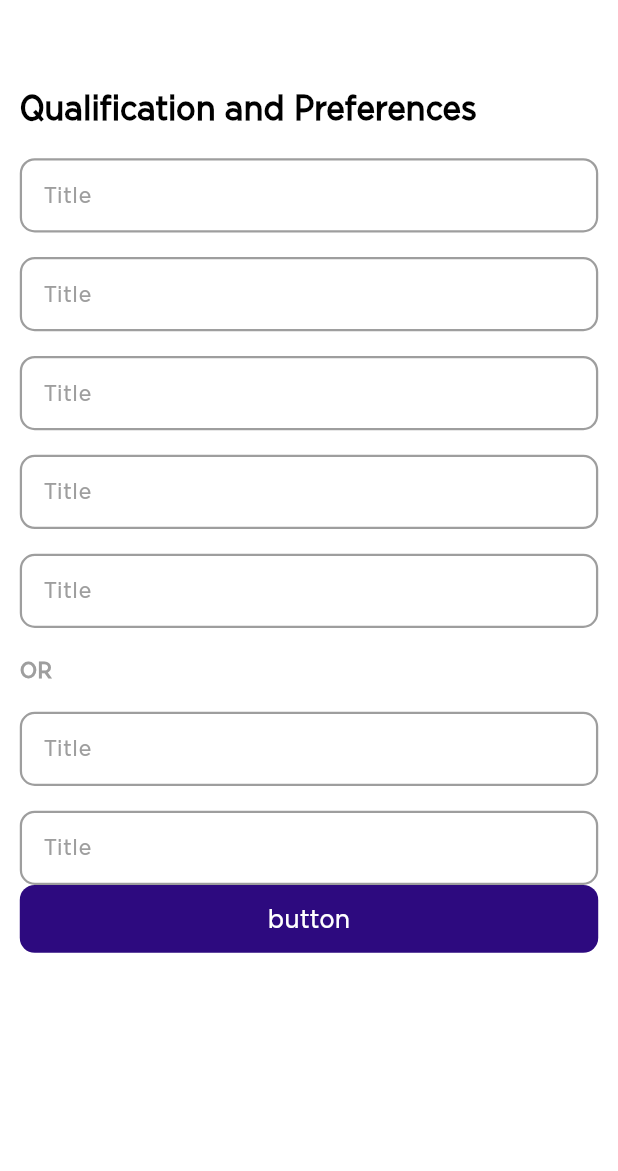
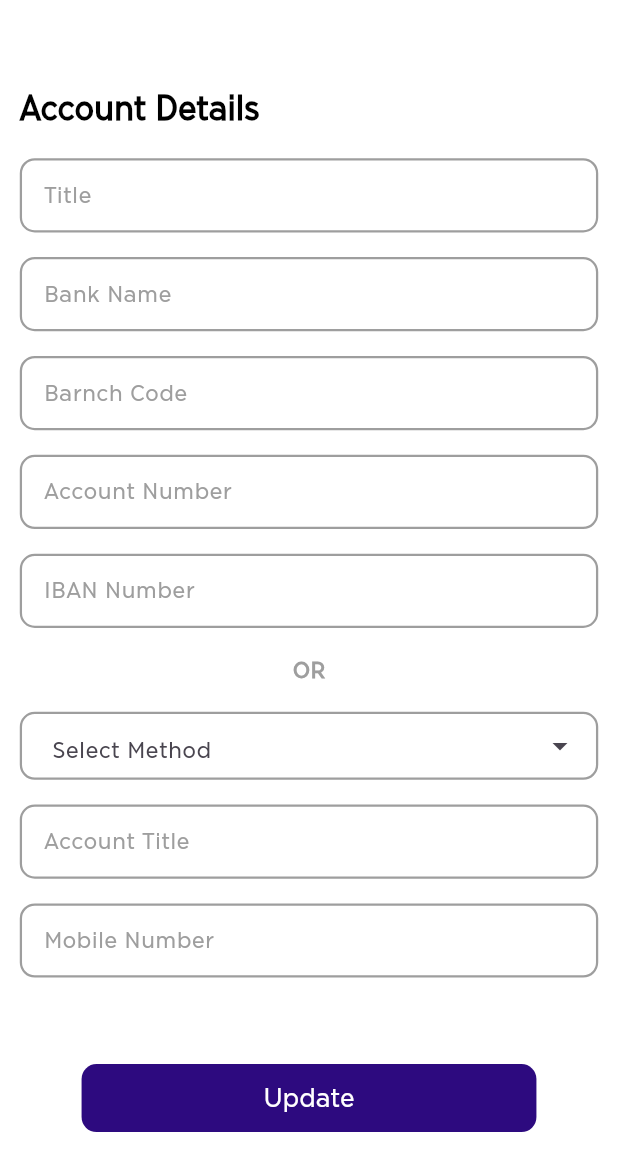
Before and after one commit to shayansaeed123/fahad_tutor, a Flutter app: the AccountDetails widget shown alone on an empty page, opened directly, on a phone screen of 412 x 824 dp. Shown: the top 1171 px of the screen. Run offline on Flutter 3.47's test engine with Material 3 defaults, Android fonts, the phone set to English and light mode, and no system bars; drawn by our look-alikes of dropdown_search; our stand-ins replace cached_network_image, connectivity_plus, convex_bottom_bar, device_preview, dotted_border, firebase_auth and 9 more; missing offline and left inert: cached_network; accounts and stored records are empty; network calls fail.

Commit message:
update
update

```diff
--- a/lib/repo/tutor_repo.dart
+++ b/lib/repo/tutor_repo.dart
@@ -255,8 +255,8 @@ class TutorRepository {
          MySharedPrefrence().set_term_condition_image(jsonResponse['term_condition_image']);
          MySharedPrefrence().set_faqs_images(jsonResponse['faqs_images']);
 
-        print('FAQ Image ${MySharedPrefrence().get_feedback_msg()}');
-        print('terms & conditions Image ${MySharedPrefrence().get_term_condition_image()}');
+        print('FAQ Image ${_faqs_images}');
+        print('terms & conditions Image ${_term_condition_image}');
         print('registration $_Registration_text');
       } else {
         print('Error: ${response.statusCode}');
--- a/lib/views/profile/accountdetails.dart
+++ b/lib/views/profile/accountdetails.dart
@@ -1,3 +1,4 @@
+import 'package:dropdown_search/dropdown_search.dart';
 import 'package:fahad_tutor/controller/color_controller.dart';
 import 'package:fahad_tutor/controller/text_field_controller.dart';
 import 'package:fahad_tutor/res/reusableText.dart';
@@ -7,6 +8,7 @@ import 'package:fahad_tutor/res/reusableloading.dart';
 import 'package:fahad_tutor/res/reusableprofilewidget.dart';
 import 'package:fahad_tutor/res/reusablesizebox.dart';
 import 'package:flutter/cupertino.dart';
+import 'package:flutter/material.dart';
 
 class AccountDetails extends StatefulWidget {
   const AccountDetails({super.key});
@@ -24,6 +26,7 @@ class _AccountDetailsState extends State<AccountDetails> {
   late FocusNode _ibannumber;
   late FocusNode _accounttitle;
   late FocusNode _mobilenumber;
+  String methodValue = '';
 
   // String? value;
 
@@ -80,7 +83,7 @@ class _AccountDetailsState extends State<AccountDetails> {
                       Column(
                         crossAxisAlignment: CrossAxisAlignment.start,
                         children: [
-                          reusableText("Qualification and Preferences",color: colorController.blackColor,fontsize: 23,fontweight: FontWeight.bold),
+                          reusableText("Account Details",color: colorController.blackColor,fontsize: 23,fontweight: FontWeight.bold),
                           reusablaSizaBox(context, 0.020),
                           reusableTextField(context,
                           reusabletextfieldcontroller.title, 'Title', _title.hasFocus
@@ -91,7 +94,7 @@ class _AccountDetailsState extends State<AccountDetails> {
                     }, ),
                     reusablaSizaBox(context, 0.020),
                     reusableTextField(context,
-                          reusabletextfieldcontroller.bankname, 'Title', _bankname.hasFocus
+                          reusabletextfieldcontroller.bankname, 'Bank Name', _bankname.hasFocus
                         ? colorController.blueColor
                         : colorController.textfieldBorderColorBefore, _bankname, () {
                       _bankname.unfocus();
@@ -99,7 +102,7 @@ class _AccountDetailsState extends State<AccountDetails> {
                     }, ),
                     reusablaSizaBox(context, 0.020),
                     reusableTextField(context,
-                          reusabletextfieldcontroller.branchcode, 'Title', _branchcode.hasFocus
+                          reusabletextfieldcontroller.branchcode, 'Barnch Code', _branchcode.hasFocus
                         ? colorController.blueColor
                         : colorController.textfieldBorderColorBefore, _branchcode, () {
                       _branchcode.unfocus();
@@ -107,7 +110,7 @@ class _AccountDetailsState extends State<AccountDetails> {
                     }, ),
                     reusablaSizaBox(context, 0.020),
                     reusableTextField(context,
-                          reusabletextfieldcontroller.accountnumber, 'Title', _accountnumber.hasFocus
+                          reusabletextfieldcontroller.accountnumber, 'Account Number', _accountnumber.hasFocus
                         ? colorController.blueColor
                         : colorController.textfieldBorderColorBefore, _accountnumber, () {
                       _accountnumber.unfocus();
@@ -115,17 +118,70 @@ class _AccountDetailsState extends State<AccountDetails> {
                     }, ),
                     reusablaSizaBox(context, 0.020),
                     reusableTextField(context,
-                          reusabletextfieldcontroller.ibannumber, 'Title', _ibannumber.hasFocus
+                          reusabletextfieldcontroller.ibannumber, 'IBAN Number', _ibannumber.hasFocus
                         ? colorController.blueColor
                         : colorController.textfieldBorderColorBefore, _ibannumber, () {
                       _ibannumber.unfocus();
                       FocusScope.of(context).requestFocus(_accounttitle);
                     }, ),
                     reusablaSizaBox(context, 0.020),
-                    reusableText('OR',color: colorController.grayTextColor,fontsize: 16,fontweight: FontWeight.bold),
+                    Center(child: reusableText('OR',color: colorController.grayTextColor,fontsize: 16,fontweight: FontWeight.bold)),
                     reusablaSizaBox(context, 0.020),
+                    Container(
+                                  padding: EdgeInsets.only(
+                                      left: MediaQuery.of(context).size.width *
+                                          .01),
+                                  width: MediaQuery.of(context).size.width,
+                                  height:
+                                      MediaQuery.of(context).size.height * .055,
+                                  decoration: BoxDecoration(
+                                    border: Border.all(
+                                        color: Colors.grey,
+                                        width: 1.5), // Border color
+                                    borderRadius: BorderRadius.circular(10.0),
+                                    // Border radius
+                                  ),
+                                  child:
+                                  DropdownSearch<String>(
+  popupProps: PopupPropsMultiSelection.dialog(
+    fit: FlexFit.loose,
+    showSearchBox: true,
+    dialogProps: DialogProps(
+      backgroundColor: colorController.whiteColor,
+      elevation: 10,
+    ),
+    searchFieldProps: TextFieldProps(
+      decoration: InputDecoration(
+        hintText: 'Search...',
+        hintStyle: TextStyle(color: colorController.blackColor),
+        fillColor: colorController.whiteColor,
+        border: OutlineInputBorder(
+          borderRadius: BorderRadius.circular(11),
+        ),
+      ),
+    ),
+  ),
+  dropdownDecoratorProps: DropDownDecoratorProps(
+    dropdownSearchDecoration: InputDecoration(
+      hintText: methodValue.isEmpty ? 'Select Method' : methodValue,
+      border: InputBorder.none,
+      contentPadding: EdgeInsets.symmetric(horizontal: 16, vertical: 8),
+    ),
+  ),
+  items: <String>['Jazz Cash', 'Easypaisa'],
+  onChanged: (String? newValue) {
+    setState(() {
+      methodValue = newValue ?? '';
+      print(methodValue);
+    });
+  },
+  selectedItem: methodValue.isNotEmpty ? methodValue : null,
+)
+
+                                ),
+                                reusablaSizaBox(context, 0.020),
                     reusableTextField(context,
-                          reusabletextfieldcontroller.accounttitle, 'Title', _accounttitle.hasFocus
+                          reusabletextfieldcontroller.accounttitle, 'Account Title', _accounttitle.hasFocus
                         ? colorController.blueColor
                         : colorController.textfieldBorderColorBefore, _accounttitle, () {
                       _accounttitle.unfocus();
@@ -133,13 +189,17 @@ class _AccountDetailsState extends State<AccountDetails> {
                     }, ),
                     reusablaSizaBox(context, 0.020),
                     reusableTextField(context,
-                          reusabletextfieldcontroller.mobilenumber, 'Title', _mobilenumber.hasFocus
+                          reusabletextfieldcontroller.mobilenumber, 'Mobile Number', _mobilenumber.hasFocus
                         ? colorController.blueColor
                         : colorController.textfieldBorderColorBefore, _mobilenumber, () {
                       _mobilenumber.unfocus();
                       FocusScope.of(context).requestFocus(_mobilenumber);
                     }, ),
-                           reusableBtn(context, 'button', (){}),
+                    reusablaSizaBox(context, 0.020),
+                           Padding(
+                             padding: EdgeInsets.all(MediaQuery.of(context).size.width * .10),
+                             child: reusableBtn(context, 'Update', (){}),
+                           ),
 
                     ],
                   ),
--- a/lib/views/profile/profile.dart
+++ b/lib/views/profile/profile.dart
@@ -13,6 +13,7 @@ import 'package:fahad_tutor/res/reusablesizebox.dart';
 import 'package:fahad_tutor/res/reusabletutordetails.dart';
 import 'package:fahad_tutor/res/rusablelink.dart';
 import 'package:fahad_tutor/views/login/login.dart';
+import 'package:fahad_tutor/views/profile/accountdetails.dart';
 import 'package:fahad_tutor/views/profile/contactus.dart';
 import 'package:fahad_tutor/views/profile/documentsattach.dart';
 import 'package:fahad_tutor/views/profile/faq.dart';
@@ -137,7 +138,9 @@ void loginClear(){
             reusablelisttile(context,(){
               Navigator.push(context, MaterialPageRoute(builder: (context) => RegistrationCharges(),));
             },'assets/images/reg_charges_slip_icon.png','Registration Charges Slip',),
-            reusablelisttile(context,(){},'assets/images/bank_details_icon.png','Bank Details',),
+            reusablelisttile(context,(){
+               Navigator.push(context, MaterialPageRoute(builder: (context)=>AccountDetails()));
+            },'assets/images/bank_details_icon.png','Bank Details',),
             reusablelisttile(context,(){},'assets/images/add_info_icon.png','Additional Information',),
             reusablelisttile(context,(){
               Navigator.push(context, MaterialPageRoute(builder: (context)=>ResetPassword()));
--- a/lib/views/profile/qualification.dart
+++ b/lib/views/profile/qualification.dart
@@ -93,7 +93,7 @@ class _QualificationAndPreferencesState extends State<QualificationAndPreference
                       Column(
                         crossAxisAlignment: CrossAxisAlignment.start,
                         children: [
-                          reusableText("Qualification and Preferences",color: colorController.blackColor,fontsize: 23,fontweight: FontWeight.bold),
+                          reusableText("Qualification and \nPreferences",color: colorController.blackColor,fontsize: 25,fontweight: FontWeight.bold),
                           reusablaSizaBox(context, 0.020),
                           //  reusableBtn(context, 'button', (){search();}),
 
```
Also changed, not shown: lib/views/profile/additionalinfo.dart (added, +36 -0 lines), lib/views/profile/registrationcharges.dart (+6 -1 lines).
